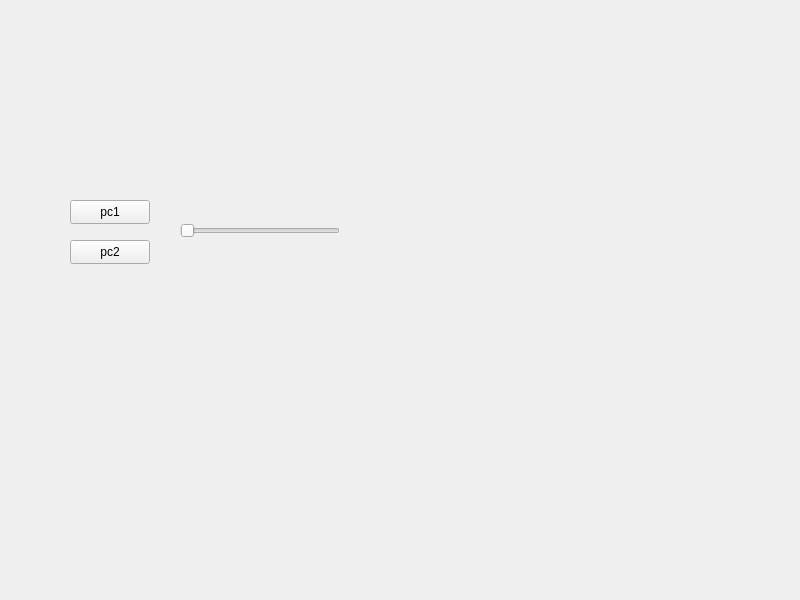
Above: PCA_toss_compression_QT/openglwidget.ui from aelim0409/Qt_practice before the change. Below: the same form after it.
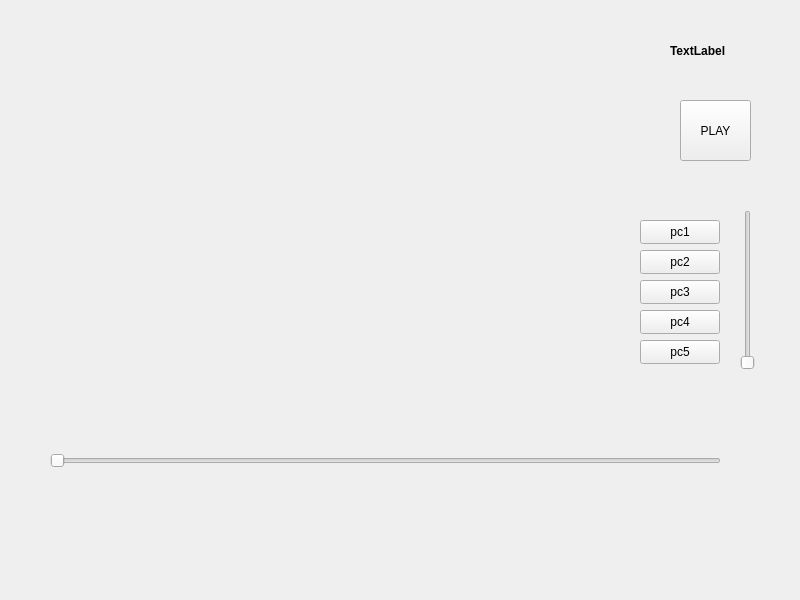
That is the form after the change.

The edit to the form file:
```diff
--- a/PCA_toss_compression_QT/openglwidget.ui
+++ b/PCA_toss_compression_QT/openglwidget.ui
@@ -16,17 +16,17 @@
   <widget class="QWidget" name="widget" native="true">
    <property name="geometry">
     <rect>
-     <x>60</x>
-     <y>180</y>
-     <width>291</width>
-     <height>111</height>
+     <x>20</x>
+     <y>10</y>
+     <width>761</width>
+     <height>501</height>
     </rect>
    </property>
    <widget class="QPushButton" name="pushButton_2">
     <property name="geometry">
      <rect>
-      <x>10</x>
-      <y>60</y>
+      <x>620</x>
+      <y>240</y>
       <width>80</width>
       <height>24</height>
      </rect>
@@ -38,8 +38,8 @@
    <widget class="QPushButton" name="pushButton">
     <property name="geometry">
      <rect>
-      <x>10</x>
-      <y>20</y>
+      <x>620</x>
+      <y>210</y>
       <width>80</width>
       <height>24</height>
      </rect>
@@ -48,19 +48,214 @@
      <string>pc1</string>
     </property>
    </widget>
-   <widget class="QSlider" name="horizontalSlider">
+   <widget class="QPushButton" name="pushButton_3">
     <property name="geometry">
      <rect>
-      <x>120</x>
-      <y>35</y>
-      <width>160</width>
-      <height>31</height>
+      <x>620</x>
+      <y>270</y>
+      <width>80</width>
+      <height>24</height>
      </rect>
+    </property>
+    <property name="text">
+     <string>pc3</string>
+    </property>
+   </widget>
+   <widget class="QPushButton" name="pushButton_4">
+    <property name="geometry">
+     <rect>
+      <x>620</x>
+      <y>300</y>
+      <width>80</width>
+      <height>24</height>
+     </rect>
+    </property>
+    <property name="text">
+     <string>pc4</string>
+    </property>
+   </widget>
+   <widget class="QPushButton" name="pushButton_5">
+    <property name="geometry">
+     <rect>
+      <x>620</x>
+      <y>330</y>
+      <width>80</width>
+      <height>24</height>
+     </rect>
+    </property>
+    <property name="text">
+     <string>pc5</string>
+    </property>
+   </widget>
+   <widget class="QSlider" name="PC_Slider">
+    <property name="geometry">
+     <rect>
+      <x>720</x>
+      <y>200</y>
+      <width>16</width>
+      <height>160</height>
+     </rect>
+    </property>
+    <property name="font">
+     <font>
+      <bold>true</bold>
+      <underline>true</underline>
+     </font>
+    </property>
+    <property name="orientation">
+     <enum>Qt::Vertical</enum>
+    </property>
+   </widget>
+   <widget class="QSlider" name="playSlider">
+    <property name="geometry">
+     <rect>
+      <x>30</x>
+      <y>420</y>
+      <width>671</width>
+      <height>61</height>
+     </rect>
+    </property>
+    <property name="cursor">
+     <cursorShape>PointingHandCursor</cursorShape>
+    </property>
+    <property name="layoutDirection">
+     <enum>Qt::LeftToRight</enum>
+    </property>
+    <property name="autoFillBackground">
+     <bool>false</bool>
+    </property>
+    <property name="maximum">
+     <number>437</number>
     </property>
     <property name="orientation">
      <enum>Qt::Horizontal</enum>
     </property>
    </widget>
+   <widget class="QPushButton" name="playButton">
+    <property name="geometry">
+     <rect>
+      <x>660</x>
+      <y>90</y>
+      <width>71</width>
+      <height>61</height>
+     </rect>
+    </property>
+    <property name="text">
+     <string>PLAY</string>
+    </property>
+   </widget>
+   <widget class="QLabel" name="label">
+    <property name="enabled">
+     <bool>true</bool>
+    </property>
+    <property name="geometry">
+     <rect>
+      <x>650</x>
+      <y>20</y>
+      <width>91</width>
+      <height>41</height>
+     </rect>
+    </property>
+    <property name="palette">
+     <palette>
+      <active>
+       <colorrole role="Window">
+        <brush brushstyle="SolidPattern">
+         <color alpha="255">
+          <red>170</red>
+          <green>170</green>
+          <blue>127</blue>
+         </color>
+        </brush>
+       </colorrole>
+       <colorrole role="AlternateBase">
+        <brush brushstyle="SolidPattern">
+         <color alpha="255">
+          <red>255</red>
+          <green>255</green>
+          <blue>255</blue>
+         </color>
+        </brush>
+       </colorrole>
+       <colorrole role="ToolTipBase">
+        <brush brushstyle="SolidPattern">
+         <color alpha="255">
+          <red>255</red>
+          <green>255</green>
+          <blue>255</blue>
+         </color>
+        </brush>
+       </colorrole>
+      </active>
+      <inactive>
+       <colorrole role="Window">
+        <brush brushstyle="SolidPattern">
+         <color alpha="255">
+          <red>38</red>
+          <green>38</green>
+          <blue>38</blue>
+         </color>
+        </brush>
+       </colorrole>
+       <colorrole role="AlternateBase">
+        <brush brushstyle="SolidPattern">
+         <color alpha="255">
+          <red>38</red>
+          <green>39</green>
+          <blue>40</blue>
+         </color>
+        </brush>
+       </colorrole>
+       <colorrole role="ToolTipBase">
+        <brush brushstyle="SolidPattern">
+         <color alpha="255">
+          <red>17</red>
+          <green>17</green>
+          <blue>17</blue>
+         </color>
+        </brush>
+       </colorrole>
+      </inactive>
+      <disabled>
+       <colorrole role="Window">
+        <brush brushstyle="SolidPattern">
+         <color alpha="255">
+          <red>170</red>
+          <green>170</green>
+          <blue>127</blue>
+         </color>
+        </brush>
+       </colorrole>
+       <colorrole role="AlternateBase">
+        <brush brushstyle="SolidPattern">
+         <color alpha="255">
+          <red>38</red>
+          <green>39</green>
+          <blue>40</blue>
+         </color>
+        </brush>
+       </colorrole>
+       <colorrole role="ToolTipBase">
+        <brush brushstyle="SolidPattern">
+         <color alpha="255">
+          <red>17</red>
+          <green>17</green>
+          <blue>17</blue>
+         </color>
+        </brush>
+       </colorrole>
+      </disabled>
+     </palette>
+    </property>
+    <property name="font">
+     <font>
+      <bold>true</bold>
+     </font>
+    </property>
+    <property name="text">
+     <string>TextLabel</string>
+    </property>
+   </widget>
   </widget>
  </widget>
  <resources/>
```
